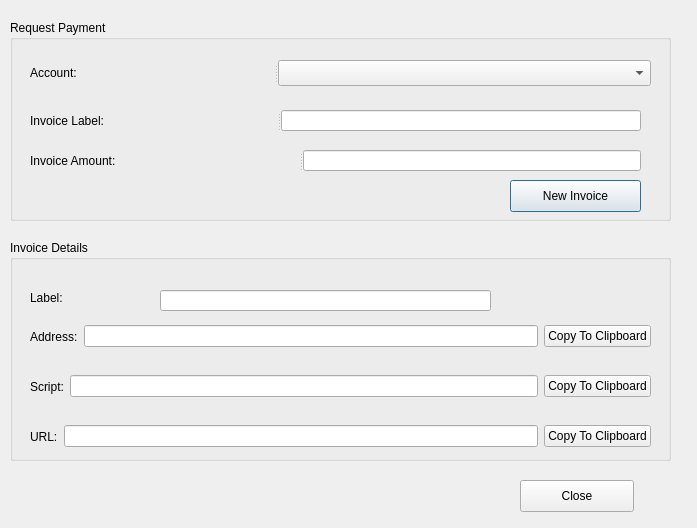
This is src/requestpaymentdialog.ui in ciphrex/mSIGNA as Qt 5 draws it before an edit. The edited form follows.
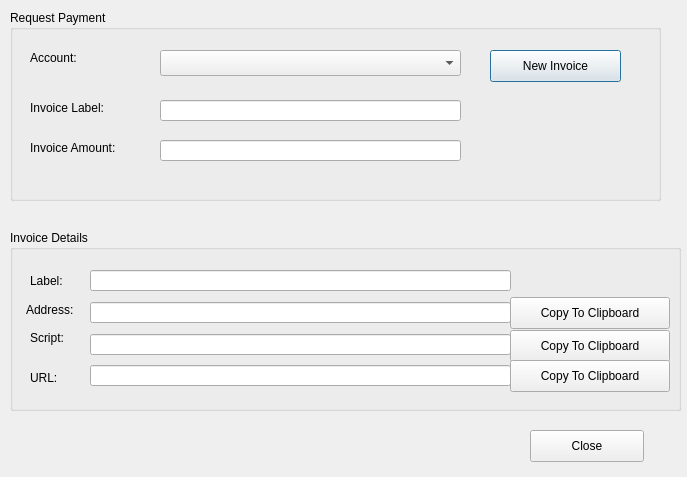
This is the edited form.

What changed in the file:
```diff
--- a/src/requestpaymentdialog.ui
+++ b/src/requestpaymentdialog.ui
@@ -6,8 +6,8 @@
    <rect>
     <x>0</x>
     <y>0</y>
-    <width>697</width>
-    <height>528</height>
+    <width>687</width>
+    <height>477</height>
    </rect>
   </property>
   <property name="windowTitle">
@@ -17,57 +17,19 @@
    <property name="geometry">
     <rect>
      <x>10</x>
-     <y>20</y>
-     <width>661</width>
-     <height>201</height>
+     <y>10</y>
+     <width>651</width>
+     <height>191</height>
     </rect>
    </property>
    <property name="title">
     <string>Request Payment</string>
    </property>
-   <widget class="QSplitter" name="splitter">
-    <property name="geometry">
-     <rect>
-      <x>20</x>
-      <y>40</y>
-      <width>621</width>
-      <height>26</height>
-     </rect>
-    </property>
-    <property name="orientation">
-     <enum>Qt::Horizontal</enum>
-    </property>
-    <widget class="QLabel" name="accountLabel">
-     <property name="text">
-      <string>Account:</string>
-     </property>
-    </widget>
-    <widget class="QComboBox" name="accountComboBox"/>
-   </widget>
-   <widget class="QSplitter" name="splitter_2">
-    <property name="geometry">
-     <rect>
-      <x>20</x>
-      <y>90</y>
-      <width>611</width>
-      <height>21</height>
-     </rect>
-    </property>
-    <property name="orientation">
-     <enum>Qt::Horizontal</enum>
-    </property>
-    <widget class="QLabel" name="invoiceLabelLabel">
-     <property name="text">
-      <string>Invoice Label:</string>
-     </property>
-    </widget>
-    <widget class="QLineEdit" name="invoiceLineEdit"/>
-   </widget>
    <widget class="QPushButton" name="newInvoiceButton">
     <property name="geometry">
      <rect>
-      <x>500</x>
-      <y>160</y>
+      <x>480</x>
+      <y>40</y>
       <width>131</width>
       <height>32</height>
      </rect>
@@ -76,169 +38,258 @@
      <string>New Invoice</string>
     </property>
    </widget>
-   <widget class="QSplitter" name="splitter_3">
+   <widget class="QLabel" name="accountLabel">
     <property name="geometry">
      <rect>
       <x>20</x>
+      <y>40</y>
+      <width>56</width>
+      <height>16</height>
+     </rect>
+    </property>
+    <property name="text">
+     <string>Account:</string>
+    </property>
+   </widget>
+   <widget class="QComboBox" name="accountComboBox">
+    <property name="geometry">
+     <rect>
+      <x>150</x>
+      <y>40</y>
+      <width>301</width>
+      <height>26</height>
+     </rect>
+    </property>
+   </widget>
+   <widget class="QLineEdit" name="invoiceLineEdit">
+    <property name="geometry">
+     <rect>
+      <x>150</x>
+      <y>90</y>
+      <width>301</width>
+      <height>21</height>
+     </rect>
+    </property>
+   </widget>
+   <widget class="QLabel" name="invoiceLabelLabel">
+    <property name="geometry">
+     <rect>
+      <x>20</x>
+      <y>90</y>
+      <width>86</width>
+      <height>16</height>
+     </rect>
+    </property>
+    <property name="text">
+     <string>Invoice Label:</string>
+    </property>
+   </widget>
+   <widget class="QLabel" name="invoiceLabelLabel_2">
+    <property name="geometry">
+     <rect>
+      <x>20</x>
       <y>130</y>
-      <width>611</width>
+      <width>103</width>
+      <height>16</height>
+     </rect>
+    </property>
+    <property name="text">
+     <string>Invoice Amount:</string>
+    </property>
+   </widget>
+   <widget class="QLineEdit" name="invoiceLineEdit_2">
+    <property name="geometry">
+     <rect>
+      <x>150</x>
+      <y>130</y>
+      <width>301</width>
       <height>21</height>
      </rect>
     </property>
-    <property name="orientation">
-     <enum>Qt::Horizontal</enum>
+    <property name="alignment">
+     <set>Qt::AlignRight|Qt::AlignTrailing|Qt::AlignVCenter</set>
     </property>
-    <widget class="QLabel" name="invoiceLabelLabel_2">
-     <property name="text">
-      <string>Invoice Amount:</string>
-     </property>
-    </widget>
-    <widget class="QLineEdit" name="invoiceLineEdit_2"/>
    </widget>
   </widget>
   <widget class="QGroupBox" name="InvoiceDetailsBox">
    <property name="geometry">
     <rect>
      <x>10</x>
-     <y>240</y>
-     <width>661</width>
-     <height>221</height>
+     <y>230</y>
+     <width>671</width>
+     <height>181</height>
     </rect>
    </property>
    <property name="title">
     <string>Invoice Details</string>
    </property>
+   <widget class="QLabel" name="invoiceDetailsLabel_4">
+    <property name="geometry">
+     <rect>
+      <x>20</x>
+      <y>140</y>
+      <width>29</width>
+      <height>16</height>
+     </rect>
+    </property>
+    <property name="text">
+     <string>URL:</string>
+    </property>
+   </widget>
+   <widget class="QLabel" name="invoiceDetailsLabel_3">
+    <property name="geometry">
+     <rect>
+      <x>20</x>
+      <y>100</y>
+      <width>40</width>
+      <height>16</height>
+     </rect>
+    </property>
+    <property name="text">
+     <string>Script:</string>
+    </property>
+   </widget>
+   <widget class="QLabel" name="invoiceDetailsLabel_2">
+    <property name="geometry">
+     <rect>
+      <x>16</x>
+      <y>72</y>
+      <width>56</width>
+      <height>16</height>
+     </rect>
+    </property>
+    <property name="text">
+     <string>Address:</string>
+    </property>
+   </widget>
+   <widget class="QLineEdit" name="invoiceDetailsLabelLineEdit">
+    <property name="geometry">
+     <rect>
+      <x>80</x>
+      <y>40</y>
+      <width>421</width>
+      <height>21</height>
+     </rect>
+    </property>
+    <property name="alignment">
+     <set>Qt::AlignRight|Qt::AlignTrailing|Qt::AlignVCenter</set>
+    </property>
+    <property name="readOnly">
+     <bool>true</bool>
+    </property>
+   </widget>
    <widget class="QLabel" name="invoiceDetailsLabel">
     <property name="geometry">
      <rect>
       <x>20</x>
-      <y>50</y>
-      <width>62</width>
-      <height>16</height>
+      <y>40</y>
+      <width>38</width>
+      <height>21</height>
      </rect>
     </property>
     <property name="text">
      <string>Label:</string>
     </property>
    </widget>
-   <widget class="QLineEdit" name="invoiceDetailsLabelLineEdit">
+   <widget class="QLineEdit" name="invoiceDetailsUrlLineEdit">
     <property name="geometry">
      <rect>
-      <x>150</x>
-      <y>50</y>
-      <width>331</width>
+      <x>80</x>
+      <y>135</y>
+      <width>421</width>
       <height>21</height>
      </rect>
     </property>
+    <property name="maxLength">
+     <number>32767</number>
+    </property>
+    <property name="frame">
+     <bool>true</bool>
+    </property>
+    <property name="alignment">
+     <set>Qt::AlignRight|Qt::AlignTrailing|Qt::AlignVCenter</set>
+    </property>
     <property name="readOnly">
      <bool>true</bool>
     </property>
    </widget>
-   <widget class="QWidget" name="layoutWidget">
+   <widget class="QLineEdit" name="invoiceDetailsScriptLineEdit">
     <property name="geometry">
      <rect>
-      <x>20</x>
+      <x>80</x>
+      <y>104</y>
+      <width>421</width>
+      <height>21</height>
+     </rect>
+    </property>
+    <property name="alignment">
+     <set>Qt::AlignRight|Qt::AlignTrailing|Qt::AlignVCenter</set>
+    </property>
+    <property name="readOnly">
+     <bool>true</bool>
+    </property>
+   </widget>
+   <widget class="QLineEdit" name="invoiceDetailsAddressLineEdit">
+    <property name="geometry">
+     <rect>
+      <x>80</x>
+      <y>72</y>
+      <width>421</width>
+      <height>21</height>
+     </rect>
+    </property>
+    <property name="alignment">
+     <set>Qt::AlignRight|Qt::AlignTrailing|Qt::AlignVCenter</set>
+    </property>
+    <property name="readOnly">
+     <bool>true</bool>
+    </property>
+   </widget>
+   <widget class="QPushButton" name="addressClipboardButton">
+    <property name="geometry">
+     <rect>
+      <x>500</x>
+      <y>67</y>
+      <width>160</width>
+      <height>32</height>
+     </rect>
+    </property>
+    <property name="text">
+     <string>Copy To Clipboard</string>
+    </property>
+   </widget>
+   <widget class="QPushButton" name="scriptClipboardButton">
+    <property name="geometry">
+     <rect>
+      <x>500</x>
+      <y>100</y>
+      <width>160</width>
+      <height>32</height>
+     </rect>
+    </property>
+    <property name="text">
+     <string>Copy To Clipboard</string>
+    </property>
+   </widget>
+   <widget class="QPushButton" name="urlClipboardButton">
+    <property name="geometry">
+     <rect>
+      <x>500</x>
       <y>130</y>
-      <width>621</width>
-      <height>33</height>
+      <width>160</width>
+      <height>32</height>
      </rect>
     </property>
-    <layout class="QHBoxLayout" name="horizontalLayout_2">
-     <item>
-      <widget class="QLabel" name="invoiceDetailsLabel_3">
-       <property name="text">
-        <string>Script:</string>
-       </property>
-      </widget>
-     </item>
-     <item>
-      <widget class="QLineEdit" name="invoiceDetailsScriptLineEdit">
-       <property name="readOnly">
-        <bool>true</bool>
-       </property>
-      </widget>
-     </item>
-     <item>
-      <widget class="QPushButton" name="scriptClipboardButton">
-       <property name="text">
-        <string>Copy To Clipboard</string>
-       </property>
-      </widget>
-     </item>
-    </layout>
-   </widget>
-   <widget class="QWidget" name="layoutWidget_2">
-    <property name="geometry">
-     <rect>
-      <x>20</x>
-      <y>180</y>
-      <width>621</width>
-      <height>33</height>
-     </rect>
+    <property name="text">
+     <string>Copy To Clipboard</string>
     </property>
-    <layout class="QHBoxLayout" name="horizontalLayout_3">
-     <item>
-      <widget class="QLabel" name="invoiceDetailsLabel_4">
-       <property name="text">
-        <string>URL:</string>
-       </property>
-      </widget>
-     </item>
-     <item>
-      <widget class="QLineEdit" name="invoiceDetailsUrlLineEdit">
-       <property name="readOnly">
-        <bool>true</bool>
-       </property>
-      </widget>
-     </item>
-     <item>
-      <widget class="QPushButton" name="urlClipboardButton">
-       <property name="text">
-        <string>Copy To Clipboard</string>
-       </property>
-      </widget>
-     </item>
-    </layout>
-   </widget>
-   <widget class="QWidget" name="">
-    <property name="geometry">
-     <rect>
-      <x>20</x>
-      <y>80</y>
-      <width>621</width>
-      <height>33</height>
-     </rect>
-    </property>
-    <layout class="QHBoxLayout" name="horizontalLayout">
-     <item>
-      <widget class="QLabel" name="invoiceDetailsLabel_2">
-       <property name="text">
-        <string>Address:</string>
-       </property>
-      </widget>
-     </item>
-     <item>
-      <widget class="QLineEdit" name="invoiceDetailsAddressLineEdit">
-       <property name="readOnly">
-        <bool>true</bool>
-       </property>
-      </widget>
-     </item>
-     <item>
-      <widget class="QPushButton" name="addressClipboardButton">
-       <property name="text">
-        <string>Copy To Clipboard</string>
-       </property>
-      </widget>
-     </item>
-    </layout>
    </widget>
   </widget>
   <widget class="QPushButton" name="closeButton">
    <property name="geometry">
     <rect>
-     <x>520</x>
-     <y>480</y>
+     <x>530</x>
+     <y>430</y>
      <width>114</width>
      <height>32</height>
     </rect>
```
Left out of the diff: 4 changed lines with no effect on the pictures.
